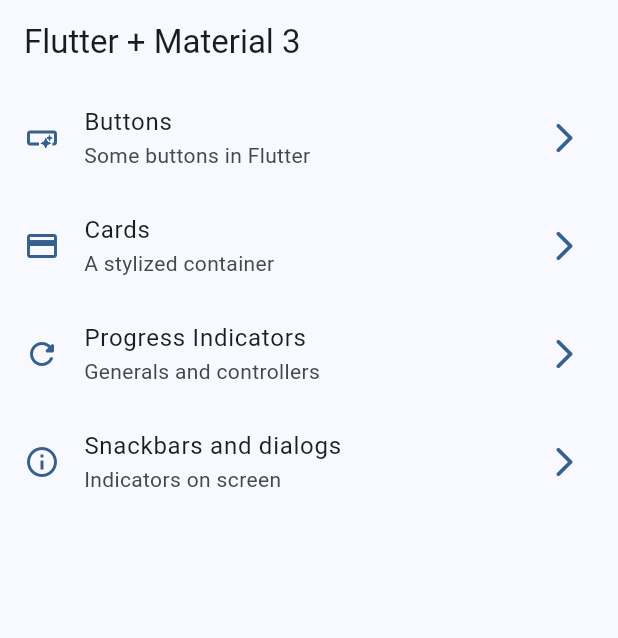
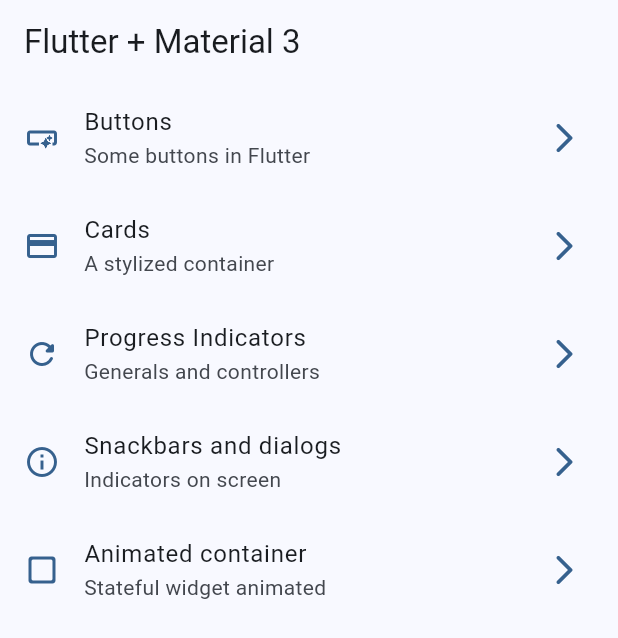
Before and after one commit to stivenramireza/flutter-learning, a Flutter app: the screen it shows after launch, on a phone screen of 412 x 824 dp. Shown: the top 638 px of the screen. Run offline on Flutter 3.47's test engine with Material 3 defaults, Android fonts, the phone set to English and light mode, and no system bars; our stand-ins replace go_router.

Commit message:
[ADD] Animated container screen

```diff
--- a/widgets_app/lib/config/menu/menu_items.dart
+++ b/widgets_app/lib/config/menu/menu_items.dart
@@ -38,5 +38,11 @@ const appMenuItems = <MenuItem>[
       subTitle: 'Indicators on screen',
       link: '/snackbars',
       icon: Icons.info_outline
+  ),
+  MenuItem(
+      title: 'Animated container',
+      subTitle: 'Stateful widget animated',
+      link: '/animated',
+      icon: Icons.check_box_outline_blank_rounded
   )
 ];
--- a/widgets_app/lib/config/router/app_router.dart
+++ b/widgets_app/lib/config/router/app_router.dart
@@ -29,6 +29,11 @@ final appRouter = GoRouter(
       name: SnackbarScreen.name,
       path: '/snackbars',
       builder: (context, state) => const SnackbarScreen(),
+    ),
+    GoRoute(
+      name: AnimatedScreen.name,
+      path: '/animated',
+      builder: (context, state) => const AnimatedScreen(),
     )
   ]
 );
```
Also changed, not shown: widgets_app/lib/presentation/screens/animated/animated_screen.dart (+49 -2 lines).
